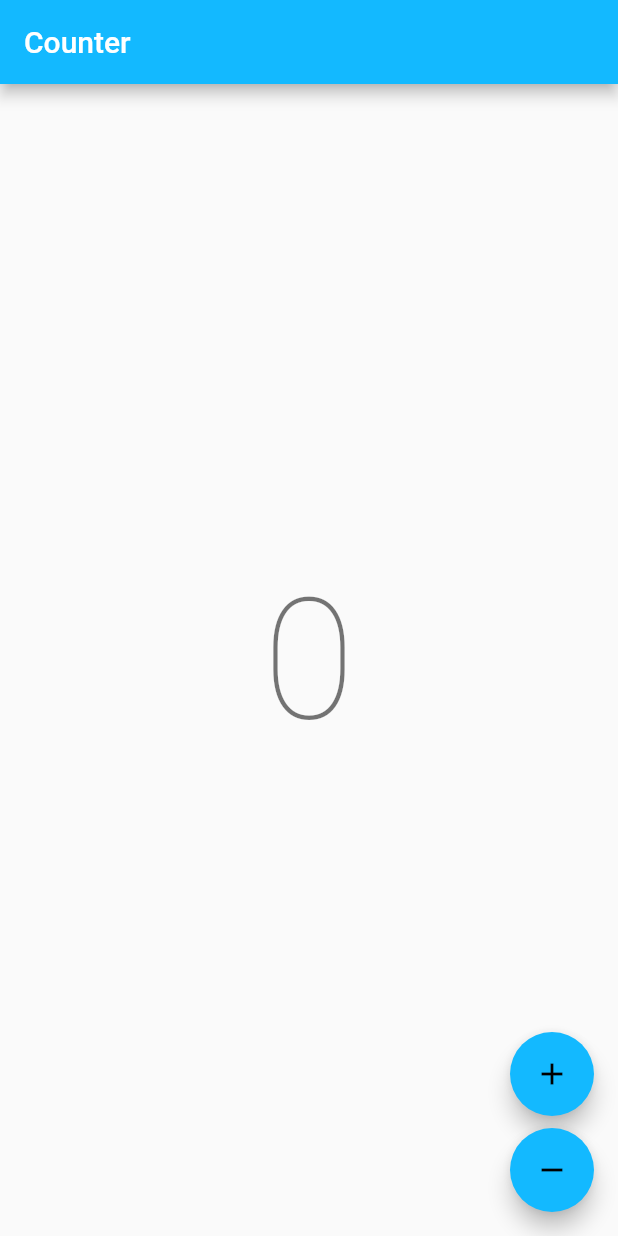
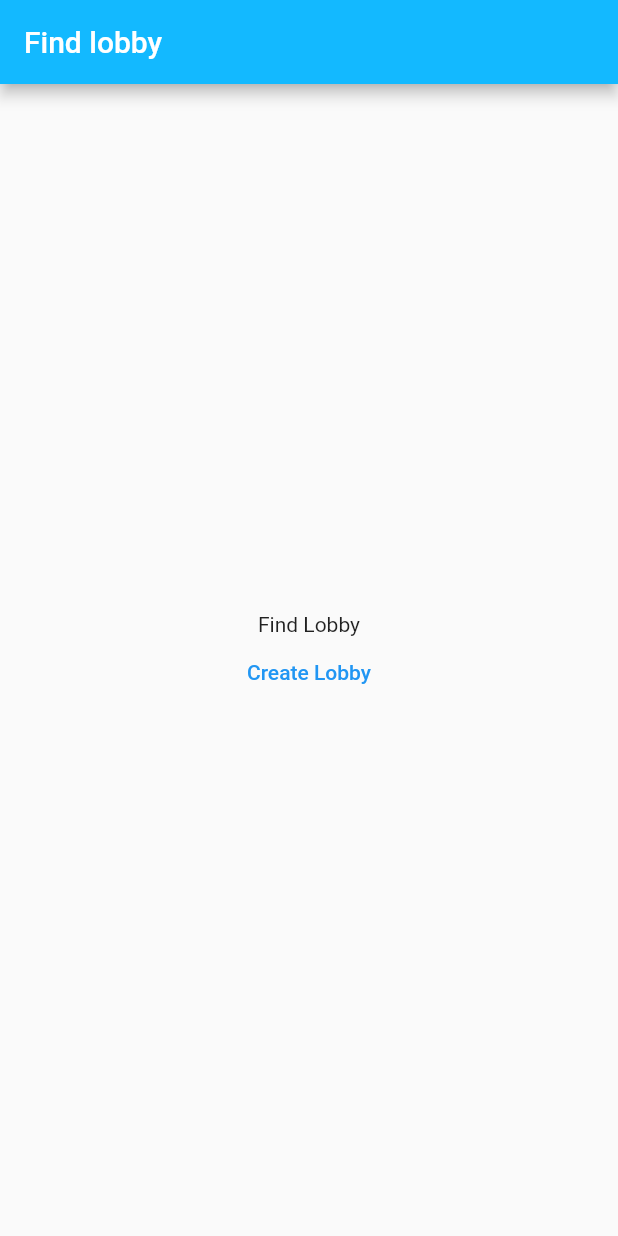
Before and after one commit to jcasanoval/CardsParty-Front, a Flutter app: the screen it shows after launch, on a phone screen of 412 x 824 dp. Run offline on Flutter 3.47's test engine with Material 2 defaults, Android fonts, the phone set to English and light mode, and no system bars; our stand-ins replace auto_route, bloc, cloud_firestore, firebase_core, flutter_bloc, get_it; accounts and stored records are empty; generated files the repository leaves out were written again.

Commit message:
feat: basic screen for creating lobby

```diff
--- a/lib/app/router/app_router.dart
+++ b/lib/app/router/app_router.dart
@@ -12,8 +12,11 @@ class AppRouter extends $AppRouter {
   @override
   List<AutoRoute> get routes => [
         AutoRoute(
+          page: FindLobbyRoute.page,
+          initial: true,
+        ),
+        AutoRoute(
           page: CounterRoute.page,
-          initial: true,
         ),
       ];
 }
--- /dev/null
+++ b/lib/find_lobby/cubit/cubit.dart
@@ -0,0 +1 @@
+export 'find_lobby_cubit.dart';
--- /dev/null
+++ b/lib/find_lobby/cubit/find_lobby_cubit.dart
@@ -0,0 +1,8 @@
+import 'package:bloc/bloc.dart';
+import 'package:meta/meta.dart';
+
+part 'find_lobby_state.dart';
+
+class FindLobbyCubit extends Cubit<FindLobbyState> {
+  FindLobbyCubit() : super(FindLobbyInitial());
+}
--- /dev/null
+++ b/lib/find_lobby/cubit/find_lobby_state.dart
@@ -0,0 +1,6 @@
+part of 'find_lobby_cubit.dart';
+
+@immutable
+sealed class FindLobbyState {}
+
+final class FindLobbyInitial extends FindLobbyState {}
--- /dev/null
+++ b/lib/find_lobby/find_lobby.dart
@@ -0,0 +1,2 @@
+export 'cubit/cubit.dart';
+export 'view/view.dart';
--- /dev/null
+++ b/lib/find_lobby/view/find_lobby_screen.dart
@@ -0,0 +1,52 @@
+import 'package:auto_route/auto_route.dart';
+import 'package:cards_party/bootstrap.dart';
+import 'package:cards_party/find_lobby/find_lobby.dart';
+import 'package:flutter/material.dart';
+import 'package:flutter_bloc/flutter_bloc.dart';
+import 'package:cards_party/l10n/l10n.dart';
+import 'package:lobby_repository/lobby_repository.dart';
+
+@RoutePage()
+class FindLobbyScreen extends StatelessWidget {
+  const FindLobbyScreen({super.key});
+
+  @override
+  Widget build(BuildContext context) {
+    return BlocProvider(
+      create: (_) => FindLobbyCubit(),
+      child: const FindLobbyView(),
+    );
+  }
+}
+
+class FindLobbyView extends StatelessWidget {
+  const FindLobbyView({super.key});
+
+  @override
+  Widget build(BuildContext context) {
+    final l10n = context.l10n;
+    return Scaffold(
+      appBar: AppBar(title: Text('Find lobby')),
+      body: Center(
+        child: Column(
+          mainAxisAlignment: MainAxisAlignment.center,
+          children: [
+            Text('Find Lobby'),
+            TextButton(
+              child: Text('Create Lobby'),
+              onPressed: () async {
+                final lobby =
+                    await getIt<LobbyRepositoryContract>().createLobby();
+                ScaffoldMessenger.of(context).showSnackBar(
+                  SnackBar(
+                    content: Text('Created lobby with code ${lobby.gameCode}'),
+                  ),
+                );
+              },
+            ),
+          ],
+        ),
+      ),
+    );
+  }
+}
--- /dev/null
+++ b/lib/find_lobby/view/view.dart
@@ -0,0 +1 @@
+export 'find_lobby_screen.dart';
```
Also changed, not shown: lib/app/router/app_router.gr.dart.
